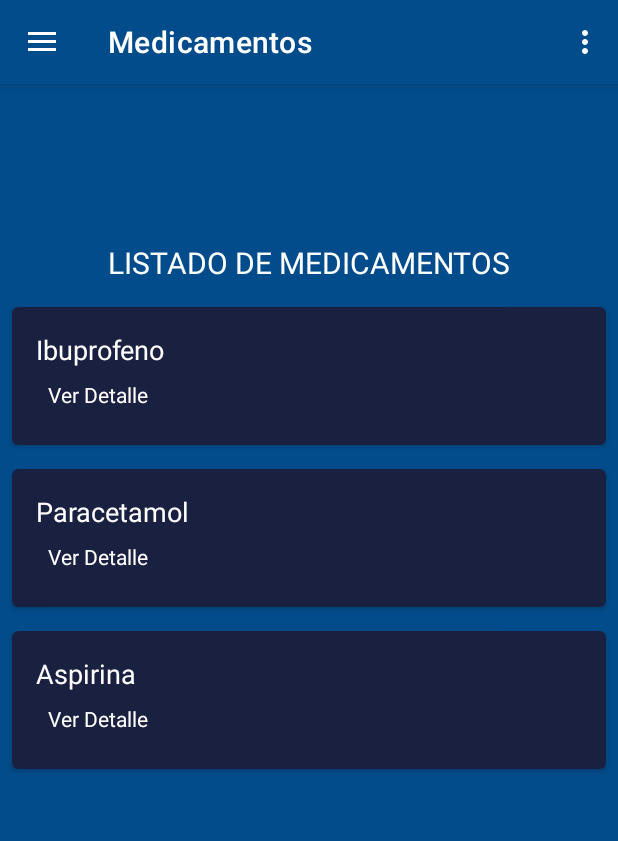
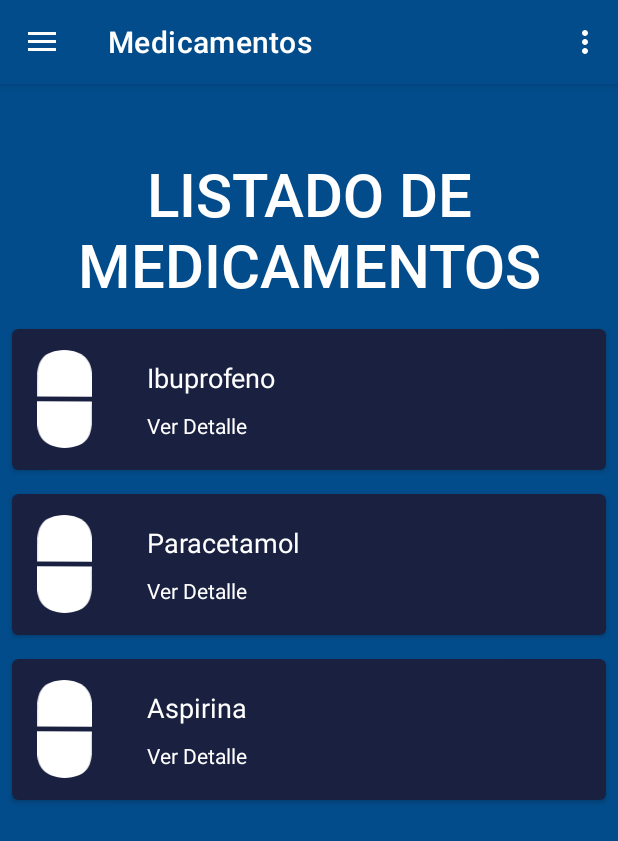
Before and after one commit to WillyBallesteros/iAlarmed, an Android app: the screen it shows after launch (MainActivity), in the side drawer, after a tap on "Medicamentos", on a phone screen of 412 x 824 dp. Shown: the top 841 px of the screen. Run offline under Robolectric (Android 15) with nearby library versions, the phone set to English and light mode, and no system bars; our stand-ins replace navigation-ui; libraries missing offline, so code that uses them is left out: androidx.camera.core, androidx.camera.lifecycle.

Commit message:
Mejora fragment de listado de medicamentos fuente e icono

```diff
--- a/app/src/main/res/drawable/ic_medicine_icon.xml
+++ b/app/src/main/res/drawable/ic_medicine_icon.xml
@@ -1,9 +1,25 @@
-<vector xmlns:android="http://schemas.android.com/apk/res/android"
-    android:width="24dp"
-    android:height="24dp"
-    android:viewportWidth="24"
-    android:viewportHeight="24">
-    <path
-        android:fillColor="#FFF"
-    android:pathData="M7,12a5,5 0,1 0,10 0a5,5 0,1 0,-10 0zM12,7a5,5 0,0 1,5 5a5,5 0,0 1,-10 0a5,5 0,0 1,5 -5z" />
+<vector xmlns:android="http://schemas.android.com/apk/res/android" xmlns:aapt="http://schemas.android.com/aapt"
+    android:viewportWidth="36.86629"
+    android:viewportHeight="66.26537"
+    android:width="130.6286dp"
+    android:height="234.7985dp">
+    <group
+        android:translateX="-92.69886"
+        android:translateY="-111.8994">
+        <group
+            android:translateX="-32.04149"
+            android:translateY="42.88631">
+            <path
+                android:pathData="M124.83903 100.50686l0.0145 -15.810378c0.79328 -8.664608 4.10404 -15.156753 18.25613 -15.683414 13.13516 0.571102 17.81474 7.005903 18.47499 15.678636l0.022 15.850856"
+                android:fillColor="#FFFFFF" />
+        </group>
+        <group
+            android:rotation="-179.939"
+            android:pivotX="127.165"
+            android:pivotY="123.5974">
+            <path
+                android:pathData="M124.83903 100.50686l0.0145 -15.810378c0.79328 -8.664608 4.10404 -15.156753 18.25613 -15.683414 13.13516 0.571102 17.81474 7.005903 18.47499 15.678636l0.022 15.850856"
+                android:fillColor="#FFFFFF" />
+        </group>
+    </group>
 </vector>
--- a/app/src/main/res/layout/fragment_medicines.xml
+++ b/app/src/main/res/layout/fragment_medicines.xml
@@ -8,6 +8,7 @@
     tools:context=".ui.medicines.MedicinesFragment">
 
     <!-- RecyclerView para listar los medicamentos -->
+
     <TextView
         android:id="@+id/text_medicines"
         android:layout_width="match_parent"
@@ -16,14 +17,15 @@
         android:layout_marginTop="8dp"
         android:layout_marginEnd="8dp"
         android:textAlignment="center"
-        android:textSize="20sp"
         android:textColor="@android:color/white"
+        android:textSize="40sp"
+        android:fontFamily="@font/roboto_medium"
         app:layout_constraintBottom_toBottomOf="parent"
         app:layout_constraintEnd_toEndOf="parent"
-        app:layout_constraintHorizontal_bias="1.0"
+        app:layout_constraintHorizontal_bias="0.0"
         app:layout_constraintStart_toStartOf="parent"
         app:layout_constraintTop_toTopOf="parent"
-        app:layout_constraintVertical_bias="0.133" />
+        app:layout_constraintVertical_bias="0.058" />
 
     <androidx.recyclerview.widget.RecyclerView
         android:id="@+id/rvMedicines"
--- a/app/src/main/res/layout/item_medicine.xml
+++ b/app/src/main/res/layout/item_medicine.xml
@@ -11,8 +11,21 @@
     <LinearLayout
         android:layout_width="match_parent"
         android:layout_height="wrap_content"
+        android:orientation="horizontal"
+        android:gravity="center_vertical">
+
+        <ImageView
+            android:layout_width="70dp"
+            android:layout_height="65dp"
+            android:layout_marginEnd="0dp"
+            android:src="@drawable/ic_medicine_icon" />
+
+        <LinearLayout
+            android:layout_width="0dp"
+            android:layout_height="wrap_content"
+            android:layout_weight="1"
             android:orientation="vertical"
-        android:padding="16dp">
+            android:padding="20dp">
 
             <TextView
                 android:id="@+id/tvMedicineName"
@@ -30,10 +43,10 @@
                 android:textSize="14sp"
                 android:textColor="@color/colorAccent"
                 android:background="?android:attr/selectableItemBackground"
-            android:padding="8dp"
+                android:paddingTop="10dp"
                 android:clickable="true"
                 android:focusable="true" />
+        </LinearLayout>
 
     </LinearLayout>
-
 </androidx.cardview.widget.CardView>
```
Also changed, not shown: app/src/main/res/font/roboto_medium.ttf (added), app/src/main/res/font/roboto_regular.ttf (added). Lines whose indentation alone changed are shown as unchanged.
